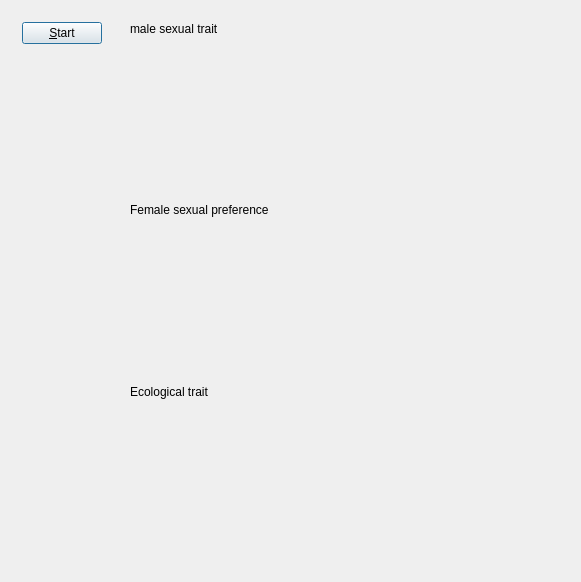
Old version of the form kewe_qtdialog.ui in the repository richelbilderbeek/pbdmms.
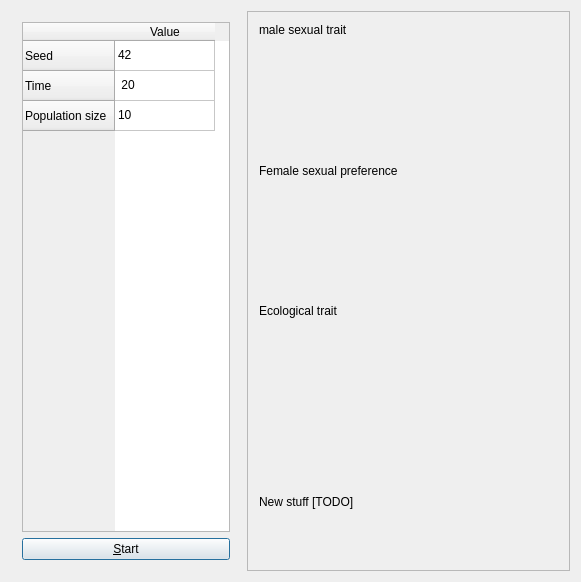
New version of the form. Custom widgets are drawn as their Qt base class.

Diff of the .ui file:
```diff
--- a/kewe_qtdialog.ui
+++ b/kewe_qtdialog.ui
@@ -23,6 +23,48 @@
       </sizepolicy>
      </property>
      <layout class="QVBoxLayout" name="verticalLayout_2">
+      <item>
+       <widget class="QTableWidget" name="parameters">
+        <property name="sizeAdjustPolicy">
+         <enum>QAbstractScrollArea::AdjustToContents</enum>
+        </property>
+        <row>
+         <property name="text">
+          <string>Seed</string>
+         </property>
+        </row>
+        <row>
+         <property name="text">
+          <string>Time</string>
+         </property>
+        </row>
+        <row>
+         <property name="text">
+          <string>Population size</string>
+         </property>
+        </row>
+        <column>
+         <property name="text">
+          <string>Value</string>
+         </property>
+        </column>
+        <item row="0" column="0">
+         <property name="text">
+          <string>42</string>
+         </property>
+        </item>
+        <item row="1" column="0">
+         <property name="text">
+          <string> 20</string>
+         </property>
+        </item>
+        <item row="2" column="0">
+         <property name="text">
+          <string>10</string>
+         </property>
+        </item>
+       </widget>
+      </item>
       <item>
        <widget class="QPushButton" name="start">
         <property name="text">
@@ -30,25 +72,24 @@
         </property>
        </widget>
       </item>
-      <item>
-       <spacer name="verticalSpacer">
-        <property name="orientation">
-         <enum>Qt::Vertical</enum>
-        </property>
-        <property name="sizeHint" stdset="0">
-         <size>
-          <width>20</width>
-          <height>510</height>
-         </size>
-        </property>
-       </spacer>
-      </item>
      </layout>
     </widget>
    </item>
    <item>
-    <widget class="QWidget" name="widget_2" native="true">
-     <layout class="QVBoxLayout" name="verticalLayout">
+    <widget class="QScrollArea" name="right_scrol_aArea">
+     <property name="widgetResizable">
+      <bool>true</bool>
+     </property>
+     <widget class="QWidget" name="results">
+      <property name="geometry">
+       <rect>
+        <x>0</x>
+        <y>0</y>
+        <width>327</width>
+        <height>560</height>
+       </rect>
+      </property>
+      <layout class="QVBoxLayout" name="verticalLayout_3">
       <item>
        <widget class="QLabel" name="label_3">
         <property name="sizePolicy">
@@ -97,7 +138,15 @@
       <item>
        <widget class="ribi::QtSurfacePlotWidget" name="eco_trait" native="true"/>
       </item>
-     </layout>
+       <item>
+        <widget class="QLabel" name="label_4">
+         <property name="text">
+          <string>New stuff [TODO]</string>
+         </property>
+        </widget>
+       </item>
+      </layout>
+     </widget>
     </widget>
    </item>
   </layout>
```
Left out of the diff: 2 changed lines with no effect on the pictures. Lines whose indentation alone changed are shown as unchanged.
